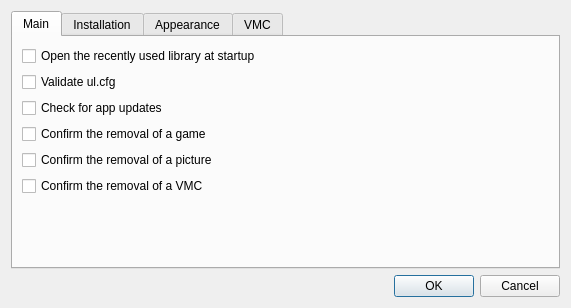
The window that src/OplPcTools/UI/SettingsDialog.ui (brainstream/OPL-PC-Tools) describes before a commit, drawn with Qt 5.
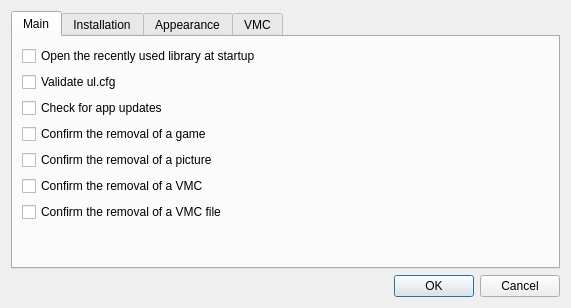
The same window after the commit.

Commit message: Some settings added to work with VMC files

What changed in the file:
```diff
--- a/src/OplPcTools/UI/SettingsDialog.ui
+++ b/src/OplPcTools/UI/SettingsDialog.ui
@@ -69,6 +69,13 @@
          </property>
         </widget>
        </item>
+       <item>
+        <widget class="QCheckBox" name="mp_checkbox_confirm_vmc_file_deletion">
+         <property name="text">
+          <string>Confirm the removal of a VMC file</string>
+         </property>
+        </widget>
+       </item>
        <item>
         <spacer name="mp_spacer">
          <property name="orientation">
```
Left out of the diff: 12 changed lines with no effect on the pictures. The commit also changes 6 other files.
